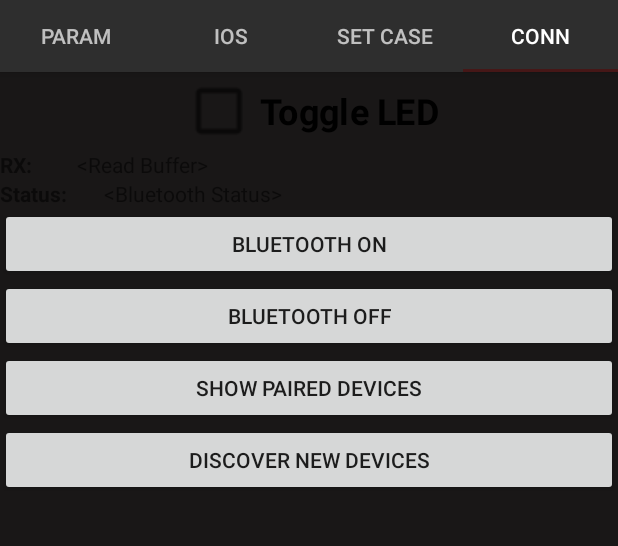
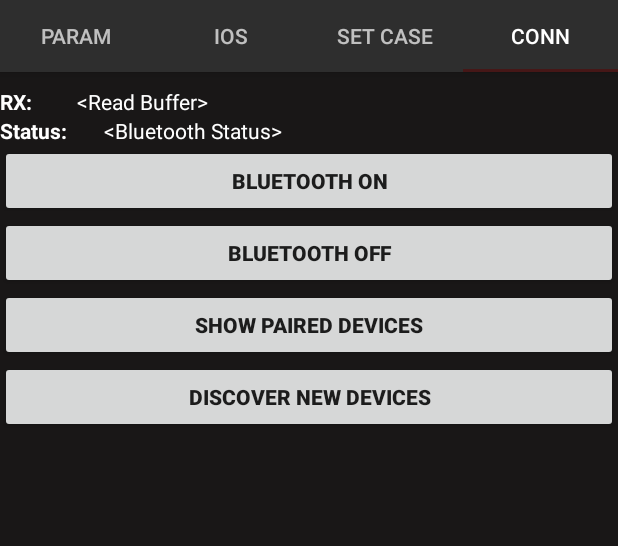
Before and after one commit to gregori/AppSumo, an Android app: the screen it shows after launch (MainActivity), tab 4 chosen, on a phone screen of 412 x 824 dp, the part 89-635 px from its top. Run offline under Robolectric (Android 15) with nearby library versions, the phone set to English and light mode, and no system bars.

Commit message:
Alterado cores da tela de bluetooth

```diff
--- a/app/src/main/java/com/example/sumo/ParametersTap.java
+++ b/app/src/main/java/com/example/sumo/ParametersTap.java
@@ -12,6 +12,8 @@
 import android.widget.Toast;
 
 public class ParametersTap extends Fragment {
+
+    private ConnectionTab connTab = new ConnectionTab();
 
     private Button btnUp;
     private Button btnDown;
@@ -35,8 +37,6 @@
     public View onCreateView(LayoutInflater inflater, ViewGroup container, Bundle savedInstanceState) {
         View view = inflater.inflate(R.layout.parameters_tab, container, false);
 
-        ConnectionTab connTab = new ConnectionTab();
-
         btnUp = view.findViewById(R.id.btnUp);
         btnDown = view.findViewById(R.id.btnDown);
         btnLeft = view.findViewById(R.id.btnLeft);
@@ -47,6 +47,8 @@
         btnKP = view.findViewById(R.id.btnKP);
         btnKD = view.findViewById(R.id.btnKD);
         btnKI = view.findViewById(R.id.btnKI);
+
+        btnRight.setText("<");
 
         edtAtaque = view.findViewById(R.id.edtAtaque);
         edtRecover = view.findViewById(R.id.edtRecover);
@@ -60,12 +62,10 @@
             public boolean onTouch(View v, MotionEvent event) {
                 switch (event.getAction()) {
                     case MotionEvent.ACTION_DOWN:
-                        //btnLeft.setImageAlpha(100);
                         ToothReadWrite.WriteBuffer((byte)4);
                         break;
 
                     case MotionEvent.ACTION_UP:
-                        //bntLeft.setImageAlpha(255);
                         Log.v("MANDA:", "0");
                         ToothReadWrite.WriteBuffer((byte)0);
                         break;
@@ -78,12 +78,10 @@
             public boolean onTouch(View v, MotionEvent event) {
                 switch (event.getAction()) {
                     case MotionEvent.ACTION_DOWN:
-                        //bntRight.setImageAlpha(100);
                         ToothReadWrite.WriteBuffer((byte)8);
                         break;
 
                     case MotionEvent.ACTION_UP:
-                        //bntRight.setImageAlpha(255);
                         ToothReadWrite.WriteBuffer((byte)0);
                         break;
                 }
@@ -95,12 +93,10 @@
             public boolean onTouch(View v, MotionEvent event) {
                 switch (event.getAction()) {
                     case MotionEvent.ACTION_DOWN:
-                        //bntUp.setImageAlpha(100);
                         ToothReadWrite.WriteBuffer((byte)1);
                         break;
 
                     case MotionEvent.ACTION_UP:
-                        //bntUp.setImageAlpha(255);
                         ToothReadWrite.WriteBuffer((byte)0);
                         break;
                 }
@@ -112,12 +108,10 @@
             public boolean onTouch(View v, MotionEvent event) {
                 switch (event.getAction()) {
                     case MotionEvent.ACTION_DOWN:
-                        //bntDown.setImageAlpha(100);
                         ToothReadWrite.WriteBuffer((byte)2);
                         break;
 
                     case MotionEvent.ACTION_UP:
-                        //bntDown.setImageAlpha(255);
                         ToothReadWrite.WriteBuffer((byte)0);
                         break;
                 }
--- a/app/src/main/res/layout/connection_tab.xml
+++ b/app/src/main/res/layout/connection_tab.xml
@@ -10,20 +10,6 @@
         android:layout_height="match_parent"
         android:orientation="vertical">
 
-        <CheckBox
-            android:id="@+id/checkboxLED1"
-            android:layout_width="wrap_content"
-            android:layout_height="wrap_content"
-            android:layout_alignStart="@+id/bluetoothStatus"
-            android:layout_alignLeft="@+id/bluetoothStatus"
-            android:layout_gravity="center_horizontal"
-            android:layout_marginTop="10dp"
-            android:checked="false"
-            android:scaleX="1.7"
-            android:scaleY="1.7"
-            android:text="Toggle LED"
-            android:textStyle="bold" />
-
         <LinearLayout
             android:layout_width="match_parent"
             android:layout_height="wrap_content"
@@ -34,9 +20,11 @@
                 android:layout_width="wrap_content"
                 android:layout_height="wrap_content"
                 android:layout_weight="0.1"
+                android:background="#FF191717"
                 android:ellipsize="end"
                 android:maxLines="1"
                 android:text="RX:"
+                android:textColor="#FFFFFF"
                 android:textStyle="bold" />
 
             <TextView
@@ -45,9 +33,11 @@
                 android:layout_height="wrap_content"
                 android:layout_centerHorizontal="true"
                 android:layout_weight="0.9"
+                android:background="#FF191717"
                 android:ellipsize="end"
                 android:maxLines="1"
-                android:text="&lt;Read Buffer>" />
+                android:text="&lt;Read Buffer>"
+                android:textColor="#FFFFFF" />
         </LinearLayout>
 
         <LinearLayout
@@ -59,9 +49,11 @@
                 android:layout_width="wrap_content"
                 android:layout_height="wrap_content"
                 android:layout_weight="0.1"
+                android:background="#FF191717"
                 android:ellipsize="end"
                 android:maxLines="1"
                 android:text="Status:"
+                android:textColor="#FFFFFF"
                 android:textStyle="bold" />
 
             <TextView
@@ -72,9 +64,11 @@
                 android:layout_alignTop="@+id/checkboxLED1"
                 android:layout_centerHorizontal="true"
                 android:layout_weight="0.9"
+                android:background="#FF191717"
                 android:ellipsize="end"
                 android:maxLines="1"
-                android:text="&lt;Bluetooth Status>" />
+                android:text="&lt;Bluetooth Status>"
+                android:textColor="#FFFFFF" />
         </LinearLayout>
 
         <Button
@@ -83,7 +77,8 @@
             android:layout_height="wrap_content"
             android:layout_centerVertical="true"
             android:layout_toStartOf="@+id/off"
-            android:text="Bluetooth ON" />
+            android:text="Bluetooth ON"
+            android:textStyle="bold" />
 
         <Button
             android:id="@+id/off"
@@ -92,7 +87,8 @@
             android:layout_alignBottom="@+id/scan"
             android:layout_toEndOf="@+id/PairedBtn"
             android:layout_toRightOf="@+id/PairedBtn"
-            android:text="Bluetooth OFF" />
+            android:text="Bluetooth OFF"
+            android:textStyle="bold" />
 
         <Button
             android:id="@+id/PairedBtn"
@@ -100,7 +96,8 @@
             android:layout_height="wrap_content"
             android:layout_below="@+id/scan"
             android:layout_toStartOf="@+id/discover"
-            android:text="Show paired Devices" />
+            android:text="Show paired Devices"
+            android:textStyle="bold" />
 
         <Button
             android:id="@+id/discover"
@@ -109,7 +106,8 @@
             android:layout_below="@+id/off"
             android:layout_toEndOf="@+id/checkboxLED1"
             android:layout_toRightOf="@+id/checkboxLED1"
-            android:text="Discover New Devices" />
+            android:text="Discover New Devices"
+            android:textStyle="bold" />
 
         <ListView
             android:id="@+id/devicesListView"
@@ -118,7 +116,9 @@
             android:layout_below="@+id/PairedBtn"
             android:layout_alignEnd="@+id/off"
             android:layout_alignRight="@+id/off"
-            android:choiceMode="singleChoice" />
+            android:background="#FF191717"
+            android:choiceMode="singleChoice"
+            android:foreground="#FFFFFF" />
 
     </LinearLayout>
 </RelativeLayout>
```
Also changed, not shown: app/src/main/java/com/example/sumo/Bluetooth.java (added, +7 -0 lines), app/src/main/java/com/example/sumo/ConnectionTab.java (+0 -11 lines), app/src/main/res/layout/parameters_tab.xml (+7 -18 lines).
